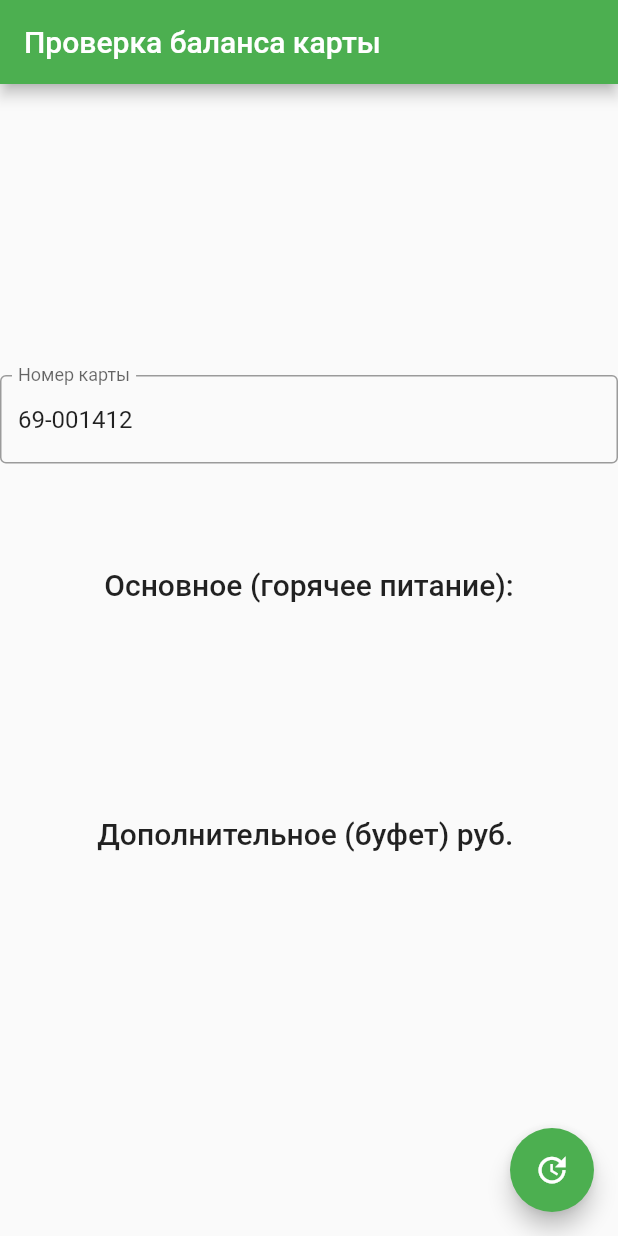
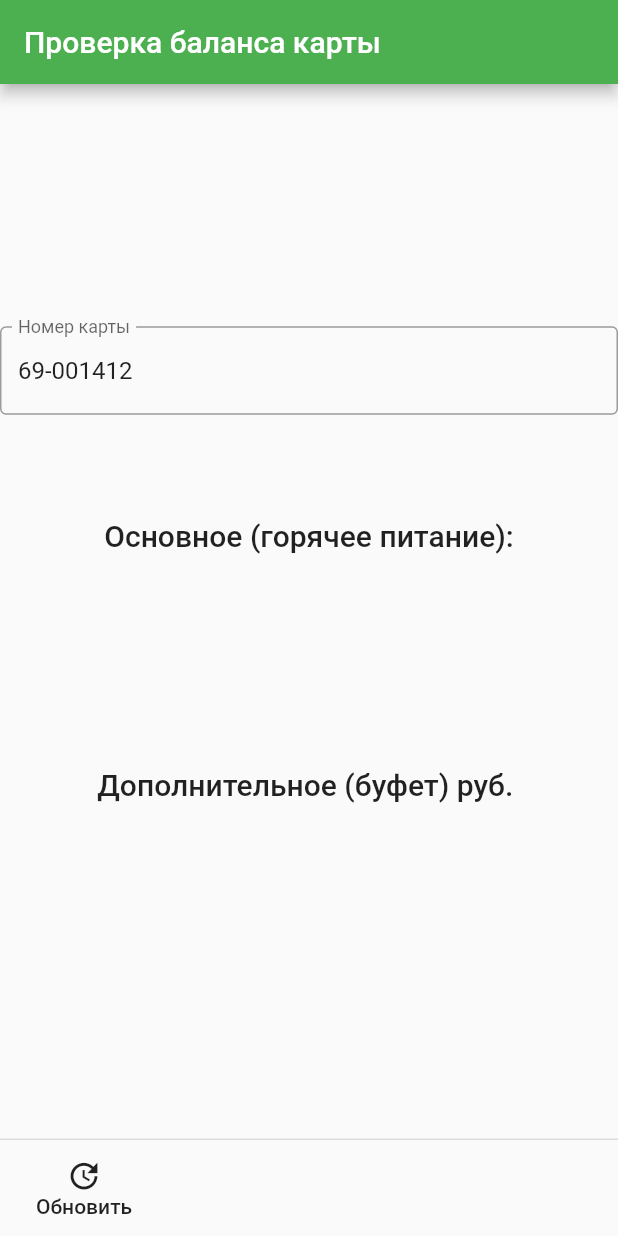
Before and after one commit to Khooni17/shkola, a Flutter app: the screen it shows after launch, on a phone screen of 412 x 824 dp. Run offline on Flutter 3.47's test engine with Material 2 defaults, Android fonts, the phone set to English and light mode, and no system bars; our stand-ins replace flutter_local_notifications, shared_preferences; network calls fail.

```diff
--- a/lib/main.dart
+++ b/lib/main.dart
@@ -1,22 +1,20 @@
+import 'package:flutter_local_notifications/flutter_local_notifications.dart';
 import 'package:http/http.dart';
 import 'package:flutter/material.dart';
 import 'package:html/parser.dart';
 import 'package:shared_preferences/shared_preferences.dart';
 
-
-
-void main() {
+void main() async {
   runApp(MyApp());
 }
 
 class MyApp extends StatelessWidget {
-  // This widget is the root of your application.
   @override
   Widget build(BuildContext context) {
     return MaterialApp(
       title: 'Flutter Demo',
       theme: ThemeData(
-        primarySwatch: Colors.green,  // цвет темы
+        primarySwatch: Colors.green,
         visualDensity: VisualDensity.adaptivePlatformDensity,
       ),
       home: MyHomePage(title: 'Проверка баланса карты'),
@@ -26,9 +24,7 @@ class MyApp extends StatelessWidget {
 
 class MyHomePage extends StatefulWidget {
   MyHomePage({Key key, this.title}) : super(key: key);
-
   final String title;
-
   @override
   _MyHomePageState createState() => _MyHomePageState();
 }
@@ -36,52 +32,55 @@ class MyHomePage extends StatefulWidget {
 class _MyHomePageState extends State<MyHomePage> {
   String _main = '';
   String _dop = '';
-  String cart = '69-001412';
+  String _cart = '';
+  TextEditingController _cartController = TextEditingController();
 
-
-  Future<List<String>> getInfo(String cartNumber) async {
-    final String url = 'http://xn--58-6kc3bfr2e.xn--p1ai/ajax/?card=$cartNumber&act=FreeCheckBalance';
+  Future<void> getInfo() async {
+    final String url =
+        'http://xn--58-6kc3bfr2e.xn--p1ai/ajax/?card=$_cart&act=FreeCheckBalance';
     Response r = await get(url);
 
-    if(r.statusCode == 200){
+    if (r.statusCode == 200) {
       final res = r.body.toString();
       var doc = parse(res);
       String main = '';
       String dop = '';
       try {
         main = doc.getElementsByTagName('span')[1].text;
-      } catch(e){
+      } catch (e) {
         main = '';
       }
 
       try {
         dop = doc.getElementsByTagName('span')[3].text;
-      } catch(e){
+      } catch (e) {
         dop = '';
       }
 
-      return [main, dop];
+      setState(() {
+        _main = main;
+        _dop = dop;
+      });
     } else {
-      return ['', ''];
+      setState(() {
+        _main = '';
+        _dop = '';
+      });
     }
   }
 
-  Future<String> getCartFromStorage() async{
+  Future<void> getCartFromStorage() async {
     SharedPreferences prefs = await SharedPreferences.getInstance();
-    final String value = prefs.getString('cartNumber') ??  "69-001412";
-    return value;
+    _cart = prefs.getString('cart') ?? "69-001412";
   }
 
+  Future<void> saveCart(String s) async {
+    SharedPreferences prefs = await SharedPreferences.getInstance();
+    prefs.setString('cart', s);
+  }
 
   @override
   Widget build(BuildContext context) {
-
-    final TextEditingController cartController = TextEditingController();
-
-
-    cartController.text = cart;
-
-
     return Scaffold(
       appBar: AppBar(
         // Here we take the value from the MyHomePage object that was created by
@@ -93,7 +92,10 @@ class _MyHomePageState extends State<MyHomePage> {
           mainAxisAlignment: MainAxisAlignment.center,
           children: <Widget>[
             TextField(
-              controller: cartController,
+              onChanged: (String s) async {
+                //saveCart(s);
+              },
+              controller: _cartController,
               decoration: InputDecoration(
                 border: OutlineInputBorder(),
                 labelText: 'Номер карты',
@@ -118,27 +120,40 @@ class _MyHomePageState extends State<MyHomePage> {
           ],
         ),
       ),
-      floatingActionButton: FloatingActionButton(
-        onPressed: () async{
-          final List<String> res = await getInfo(cartController.text);
-          setState(() {
-            print(res);
-            _main = res[0];
-            _dop = res[1];
-          });
-        },
-        tooltip: 'Increment',
-        child: Icon(Icons.update),
-      ),
+      persistentFooterButtons: [
+        Row(
+          mainAxisAlignment: MainAxisAlignment.spaceBetween,
+          children: <Widget>[
+            FlatButton(
+              onPressed: () async {
+                await getInfo();
+              },
+              child: Column(
+                mainAxisSize: MainAxisSize.min,
+                children: <Widget>[
+                  new Icon(Icons.update),
+                  new Text('Обновить'),
+                ],
+              ),
+            ),
+          ],
+        ),
+      ],
     );
   }
 
+  void initState() {
+    super.initState();
+    WidgetsBinding.instance.addPostFrameCallback((_) async {
+      onLoad(context);
+    });
+  }
 
-
-  void onLoad(BuildContext context) async{
-    //cart = await getCartFromStorage();
-  } //callback when layout build done
-
-
-
+  void onLoad(BuildContext context) async {
+    await getCartFromStorage();
+    setState(() {
+      _cartController.text = _cart;
+    });
+    await getInfo();
+  }
 }
--- a/pubspec.yaml
+++ b/pubspec.yaml
@@ -26,6 +26,7 @@ dependencies:
   http:
   html:
   shared_preferences:
+  flutter_local_notifications: ^2.0.0
 
 
   # The following adds the Cupertino Icons font to your application.
```
Also changed, not shown: pubspec.lock, 3 other files.
